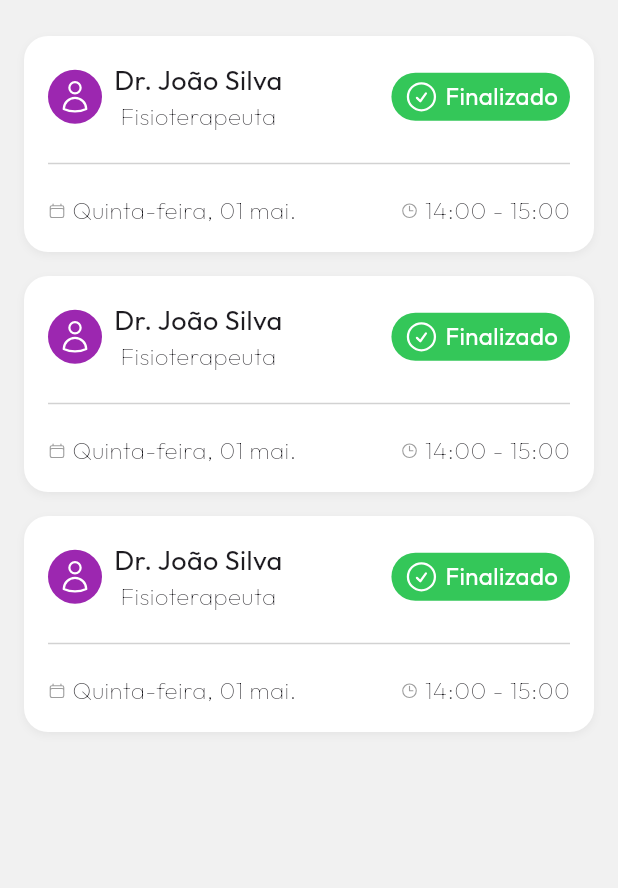
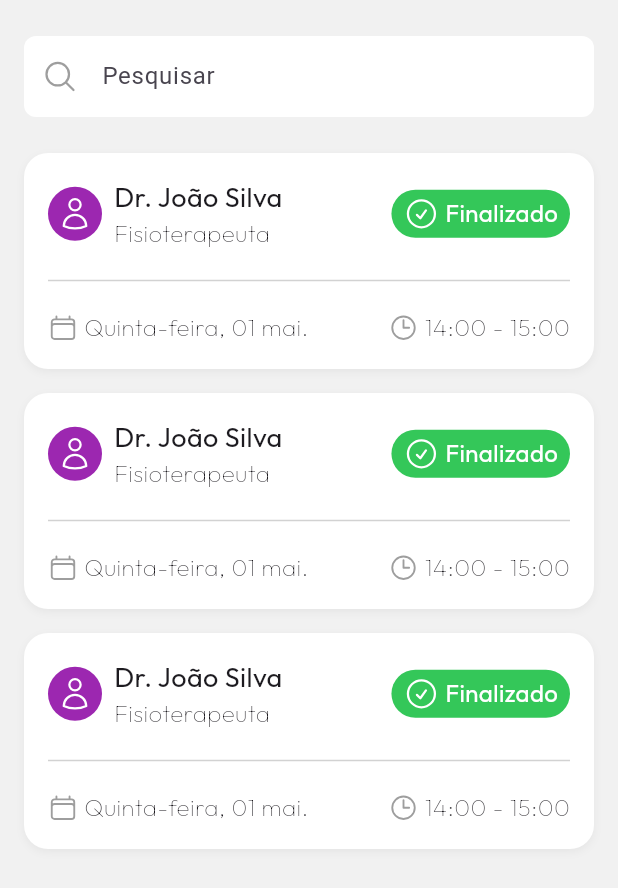
Before and after one commit to derafael04/FastMov, a Flutter app: the TelaHistoricoSessao screen opened directly, on a phone screen of 412 x 824 dp. Shown: the top 888 px of the screen. Run offline on Flutter 3.47's test engine with Material 3 defaults, Android fonts, the phone set to English and light mode, and no system bars; our stand-ins replace google_fonts, heroicons, introduction_screen, pinput.

Commit message:
adiciona campo de pesquisa na tela de histórico de sessões e ajusta ícones

```diff
--- a/lib/screen/historico/tela_historico_sessao.dart
+++ b/lib/screen/historico/tela_historico_sessao.dart
@@ -1,5 +1,6 @@
 import 'package:fastmov/widget/custom_app_text.dart';
 import 'package:fastmov/widget/custom_card.dart';
+import 'package:fastmov/widget/custom_text_field.dart';
 import 'package:fastmov/widget/data_formatter.dart';
 import 'package:flutter/material.dart';
 import 'package:heroicons/heroicons.dart';
@@ -23,6 +24,15 @@ class _TelaHistoricoSessaoState extends State<TelaHistoricoSessao> {
           primary: true,
           child: Column(
             children: [
+              CustomTextField(
+                hintText: 'Pesquisar',
+                prefixIcon: const HeroIcon(
+                  HeroIcons.magnifyingGlass,
+                  color: Color(0xFF9E9E9E),
+                ),
+                onChanged: (valor) {},
+              ),
+              const SizedBox(height: 24),
               ListView.separated(
                 shrinkWrap: true,
                 physics: const NeverScrollableScrollPhysics(),
@@ -67,6 +77,7 @@ class _TelaHistoricoSessaoState extends State<TelaHistoricoSessao> {
                   ),
                   const SizedBox(width: 8),
                   Column(
+                    crossAxisAlignment: CrossAxisAlignment.start,
                     children: [
                       AppText(text: nome, style: AppTextStyleType.bodyLarge),
                       AppText(text: especiallizacao, style: AppTextStyleType.body, isNotHeavy: true),
@@ -102,14 +113,14 @@ class _TelaHistoricoSessaoState extends State<TelaHistoricoSessao> {
             children: [
               Row(
                 children: [
-                  const HeroIcon(HeroIcons.calendar, size: 12, color: Color(0xFF9E9E9E),),
+                  const HeroIcon(HeroIcons.calendar, size: 20, color: Color(0xFF9E9E9E),),
                   const SizedBox(width: 4),
                   AppText(text: data, style: AppTextStyleType.body, isNotHeavy: true)
                 ],
               ),
               Row(
                 children: [
-                  const HeroIcon(HeroIcons.clock, size: 12, color: Color(0xFF9E9E9E),),
+                  const HeroIcon(HeroIcons.clock, size: 20, color: Color(0xFF9E9E9E),),
                   const SizedBox(width: 4),
                   AppText(text: hora, style: AppTextStyleType.body, isNotHeavy: true)
                 ],
--- a/lib/widget/custom_text_field.dart
+++ b/lib/widget/custom_text_field.dart
@@ -4,16 +4,21 @@ class CustomTextField extends StatelessWidget {
   final String hintText;
   final bool obscureText;
   final Widget? suffixIcon;
+  final Widget? prefixIcon;
+  final TextEditingController? controller;
+  final Function(String)? onChanged;
 
   const CustomTextField({super.key,
     required this.hintText,
-    this.obscureText = false, this.suffixIcon,
+    this.obscureText = false, this.suffixIcon, this.onChanged, this.prefixIcon, this.controller,
   });
 
   @override
   Widget build(BuildContext context) {
     return TextField(
       obscureText: obscureText,
+      controller: controller,
+      onChanged: onChanged,
       decoration: InputDecoration(
         hintText: hintText,
         filled: true,
@@ -23,6 +28,7 @@ class CustomTextField extends StatelessWidget {
           borderSide: BorderSide.none,
         ),
         suffixIcon: suffixIcon,
+        prefixIcon: prefixIcon,
         contentPadding: const EdgeInsets.symmetric(horizontal: 15, vertical: 15),
       ),
     );
```
